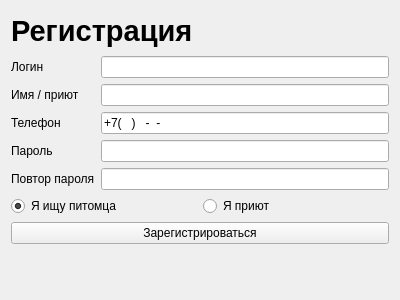
kayeros/Murteka, file register.ui: the form before one commit.
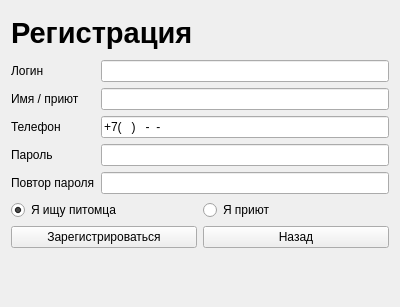
The form after the commit.

Commit message: Кнопка Назад в регистрации

The edit to the form file:
```diff
--- a/register.ui
+++ b/register.ui
@@ -7,7 +7,7 @@
     <x>0</x>
     <y>0</y>
     <width>400</width>
-    <height>300</height>
+    <height>307</height>
    </rect>
   </property>
   <property name="windowTitle">
@@ -94,7 +94,7 @@
     </layout>
    </item>
    <item>
-    <layout class="QHBoxLayout" name="horizontalLayout">
+    <layout class="QHBoxLayout" name="horizontalLayout_2">
      <item>
       <widget class="QRadioButton" name="userRadio">
        <property name="text">
@@ -118,11 +118,22 @@
     </layout>
    </item>
    <item>
+    <layout class="QHBoxLayout" name="horizontalLayout">
+     <item>
     <widget class="QPushButton" name="registerBtn">
      <property name="text">
       <string>Зарегистрироваться</string>
      </property>
     </widget>
+     </item>
+     <item>
+      <widget class="QPushButton" name="backBtn">
+       <property name="text">
+        <string>Назад</string>
+       </property>
+      </widget>
+     </item>
+    </layout>
    </item>
    <item>
     <widget class="QLabel" name="errorLabel">
```
Lines whose indentation alone changed are shown as unchanged. The commit also changes 2 other files.
